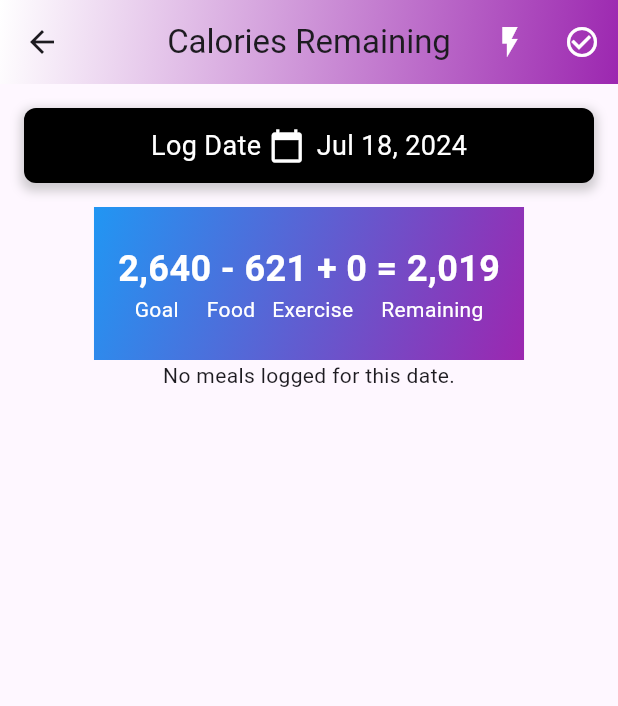
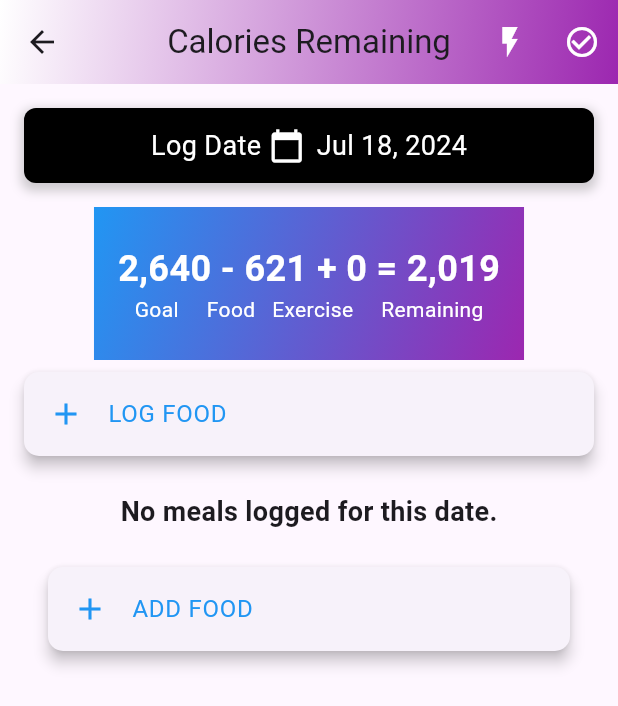
Before and after one commit to plus7c/ai_nutritionist, a Flutter app: the MealPage2 screen opened directly, on a phone screen of 412 x 824 dp. Shown: the top 706 px of the screen. Run offline on Flutter 3.47's test engine with Material 3 defaults, Android fonts, the phone set to English and light mode, and no system bars; our stand-ins replace cloud_firestore, file_picker, firebase_auth, firebase_core, firebase_vertexai, flutter_chat_types and 6 more; missing offline and left inert: fluttermoji; accounts and stored records are empty.

Commit message:
architecture diagram, logging food structure changed, dropdown when adding meals

```diff
--- a/lib/meals/mealpageAndAddFoodPage.dart
+++ b/lib/meals/mealpageAndAddFoodPage.dart
@@ -62,7 +62,7 @@ class _MealPage2State extends State<MealPage2> {
         centerTitle: true,
         actions: [
           IconButton(
-            icon: Icon(Icons.flash_on, color: Colors.white),
+            icon: Icon(Icons.flash_on,  color: Colors.white),
             onPressed: () {},
           ),
           IconButton(
@@ -87,6 +87,21 @@ class _MealPage2State extends State<MealPage2> {
           children: [
             _buildDateTimePicker(context),
             _buildCaloriesRemaining(),
+            Card(
+              margin: EdgeInsets.symmetric(horizontal: 16, vertical: 8),
+              elevation: 4,
+              shape: RoundedRectangleBorder(
+                borderRadius: BorderRadius.circular(10),
+              ),
+              child: ListTile(
+                leading: Icon(Icons.add, color: Colors.blue),
+                title: Text('LOG FOOD', style: TextStyle(color: Colors.blue)),
+                onTap: () => Navigator.push(
+                  context,
+                  MaterialPageRoute(builder: (context) => AddMealLogPage()),
+                ),
+              ),
+            ),
             FutureBuilder<LoggedMeal?>(
               future: _fetchLoggedMeal(),
               builder: (context, snapshot) {
@@ -100,12 +115,42 @@ class _MealPage2State extends State<MealPage2> {
                         .toList(),
                   );
                 } else {
-                  return Text('No meals logged for this date.');
+                  return _buildNoMealsLogged(context);
                 }
               },
             ),
           ],
         ),
+      ),
+    );
+  }
+
+  Widget _buildNoMealsLogged(BuildContext context) {
+    return Padding(
+      padding: const EdgeInsets.all(16.0),
+      child: Column(
+        children: [
+          Text(
+            'No meals logged for this date.',
+            style: TextStyle(fontSize: 18, fontWeight: FontWeight.bold),
+          ),
+          SizedBox(height: 16),
+          Card(
+            margin: EdgeInsets.symmetric(horizontal: 16, vertical: 8),
+            elevation: 4,
+            shape: RoundedRectangleBorder(
+              borderRadius: BorderRadius.circular(10),
+            ),
+            child: ListTile(
+              leading: Icon(Icons.add, color: Colors.blue),
+              title: Text('ADD FOOD', style: TextStyle(color: Colors.blue)),
+              onTap: () => Navigator.push(
+                context,
+                MaterialPageRoute(builder: (context) => AddMealLogPage()),
+              ),
+            ),
+          ),
+        ],
       ),
     );
   }
@@ -218,19 +263,19 @@ class _MealPage2State extends State<MealPage2> {
             trailing: Text('${food.calories} Cal',
                 style: TextStyle(color: Colors.grey)),
           )),
-          ListTile(
-            leading: Icon(Icons.add, color: Colors.blue),
-            title: Text('ADD FOOD', style: TextStyle(color: Colors.blue)),
-            onTap: () => Navigator.push(
-              context,
-              MaterialPageRoute(builder: (context) => AddMealLogPage()),
-            )
-            //     Navigator.push(
-            //   context,
-            //   MaterialPageRoute(
-            //       builder: (context) => AddFoodPage(mealType: mealType.mealTypeName)),
-            // ),
-          ),
+          // ListTile(
+          //   leading: Icon(Icons.add, color: Colors.blue),
+          //   title: Text('ADD FOOD', style: TextStyle(color: Colors.blue)),
+          //   onTap: () => Navigator.push(
+          //     context,
+          //     MaterialPageRoute(builder: (context) => AddMealLogPage()),
+          //   )
+          //   //     Navigator.push(
+          //   //   context,
+          //   //   MaterialPageRoute(
+          //   //       builder: (context) => AddFoodPage(mealType: mealType.mealTypeName)),
+          //   // ),
+          // ),
         ],
       ),
     );
```
Also changed, not shown: lib/meals/addmeallogpagewidget.dart (+57 -17 lines), 1 other file.
